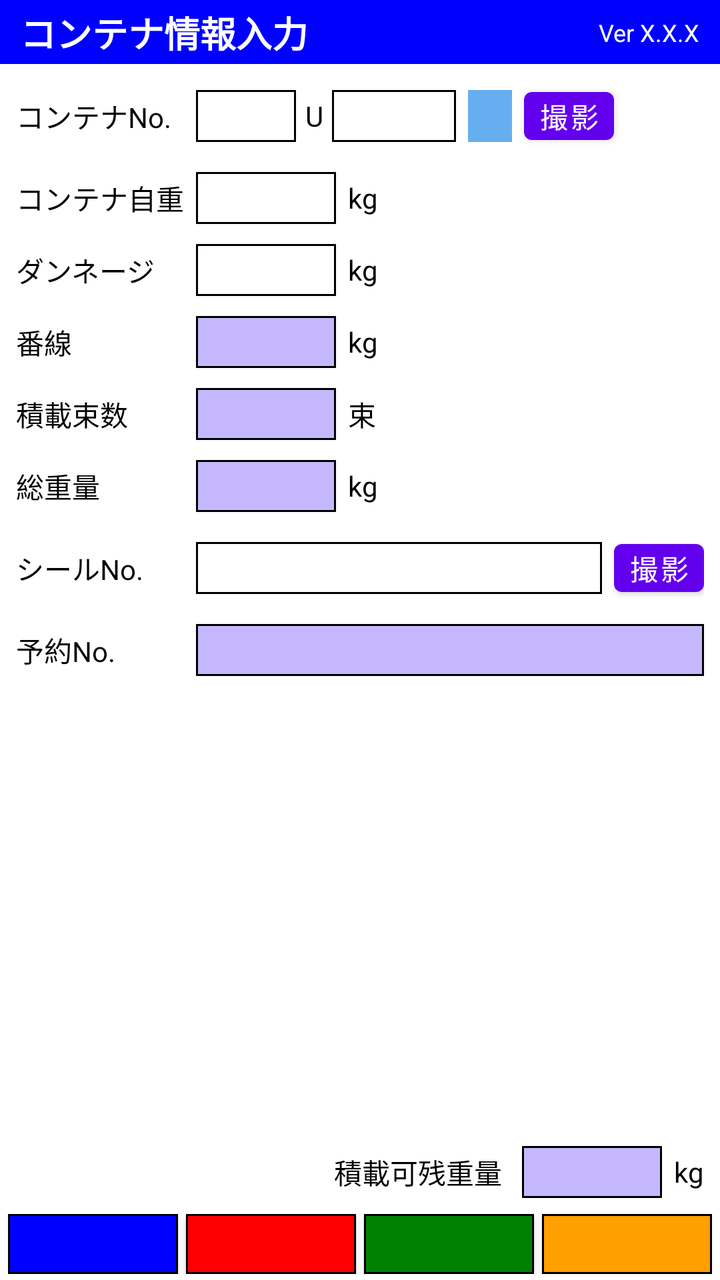
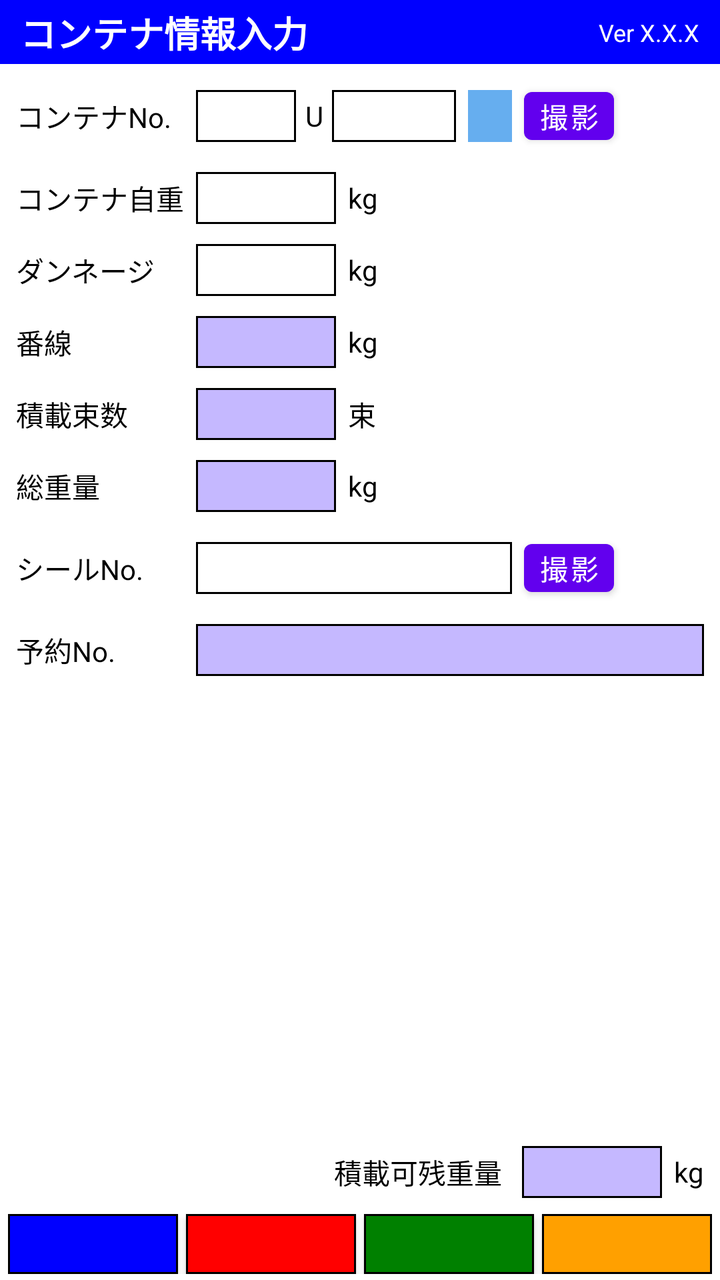

Before-and-after screenshots of an Android layout around one commit, followed by the original layout XML and the change that was made.
<!-- AndroidManifest.xml: activity theme Theme.MyApplication.NoActionBar -->
<!-- res/layout/activity_container_input.xml -->
<?xml version="1.0" encoding="utf-8"?>
<androidx.constraintlayout.widget.ConstraintLayout xmlns:android="http://schemas.android.com/apk/res/android"
    xmlns:app="http://schemas.android.com/apk/res-auto"
    android:layout_width="match_parent"
    android:layout_height="match_parent"
    android:background="#FFFFFF">

    
    <androidx.constraintlayout.widget.ConstraintLayout
        android:id="@+id/topBar"
        android:layout_width="0dp"
        android:layout_height="32dp"
        android:background="#0000FF"
        app:layout_constraintTop_toTopOf="parent"
        app:layout_constraintStart_toStartOf="parent"
        app:layout_constraintEnd_toEndOf="parent">

        
        <TextView
            android:id="@+id/tvTitle"
            android:layout_width="wrap_content"
            android:layout_height="wrap_content"
            android:layout_marginStart="10dp"
            android:text="コンテナ情報入力"
            android:textColor="#FFFFFF"
            android:textSize="18sp"
            android:textStyle="bold"
            app:layout_constraintStart_toStartOf="parent"
            app:layout_constraintTop_toTopOf="parent"
            app:layout_constraintBottom_toBottomOf="parent" />

        
        <TextView
            android:id="@+id/tvVersion"
            android:layout_width="wrap_content"
            android:layout_height="wrap_content"
            android:layout_marginEnd="10dp"
            android:text="Ver X.X.X"
            android:textColor="#FFFFFF"
            android:textSize="12sp"
            app:layout_constraintEnd_toEndOf="parent"
            app:layout_constraintTop_toTopOf="parent"
            app:layout_constraintBottom_toBottomOf="parent" />
    </androidx.constraintlayout.widget.ConstraintLayout>

    
    <androidx.constraintlayout.widget.ConstraintLayout
        android:id="@+id/layoutMain"
        android:layout_width="0dp"
        android:layout_height="0dp"
        android:padding="8dp"
        app:layout_constraintTop_toBottomOf="@id/topBar"
        app:layout_constraintBottom_toTopOf="@id/includeBottomButtons"
        app:layout_constraintStart_toStartOf="parent"
        app:layout_constraintEnd_toEndOf="parent">

        
        <LinearLayout
            android:id="@+id/rowContainerNo"
            android:layout_width="0dp"
            android:layout_height="wrap_content"
            android:orientation="horizontal"
            android:gravity="center_vertical"
            app:layout_constraintTop_toTopOf="parent"
            app:layout_constraintStart_toStartOf="parent"
            app:layout_constraintEnd_toEndOf="parent">

            <TextView
                android:id="@+id/tvLabelContainerNo"
                android:layout_width="90dp"
                android:layout_height="wrap_content"
                android:text="コンテナNo."
                android:textColor="#000000"
                android:textSize="14sp" />

            
            <EditText
                android:id="@+id/etContainerNo1"
                android:layout_width="50dp"
                android:layout_height="26dp"
                android:background="@drawable/bg_text_input"
                android:gravity="start|center_vertical"
                android:inputType="textCapCharacters"
                android:maxLength="3"
                android:textSize="14sp"
                android:padding="4dp"
                android:text="" />

            
            <TextView
                android:layout_width="18dp"
                android:layout_height="wrap_content"
                android:gravity="center"
                android:text="U"
                android:textColor="#000000"
                android:textSize="14sp"
                android:layout_marginStart="0dp"
                android:layout_marginEnd="0dp" />

            
            <EditText
                android:id="@+id/etContainerNo2"
                android:layout_width="62dp"
                android:layout_height="26dp"
                android:layout_weight="0"
                android:background="@drawable/bg_text_input"
                android:gravity="start|center_vertical"
                android:inputType="number"
                android:maxLength="6"
                android:textSize="14sp"
                android:paddingStart="4dp"
                android:paddingEnd="4dp"
                android:text="" />

            
            <TextView
                android:id="@+id/tvCheckDigit"
                android:layout_width="22dp"
                android:layout_height="26dp"
                android:layout_marginStart="6dp"
                android:background="#66AEEF"
                android:gravity="center"
                android:textColor="#000000"
                android:textSize="14sp" />

            
            <Button
                android:id="@+id/btnPhotoContainerNo"
                android:layout_width="45dp"
                android:layout_height="36dp"
                android:focusable="false"
                android:focusableInTouchMode="false"
                android:text="撮影"
                android:layout_marginStart="6dp"
                android:textSize="14sp"
                android:gravity="center"
                android:padding="0dp" />
        </LinearLayout>

        
        <LinearLayout
            android:id="@+id/rowContainerWeight"
            android:layout_width="0dp"
            android:layout_height="wrap_content"
            android:layout_marginTop="10dp"
            android:orientation="horizontal"
            android:gravity="center_vertical"
            app:layout_constraintTop_toBottomOf="@id/rowContainerNo"
            app:layout_constraintStart_toStartOf="parent"
            app:layout_constraintEnd_toEndOf="parent">

            <TextView
                android:layout_width="90dp"
                android:layout_height="wrap_content"
                android:text="コンテナ自重"
                android:textColor="#000000"
                android:textSize="14sp" />

            <EditText
                android:id="@+id/etContainerKg"
                android:layout_width="70dp"
                android:layout_height="26dp"
                android:background="@drawable/bg_text_input"
                android:gravity="end|center_vertical"
                android:inputType="number"
                android:maxLength="4"
                android:paddingEnd="8dp"
                android:textSize="14sp" />

            <TextView
                android:layout_width="wrap_content"
                android:layout_height="wrap_content"
                android:layout_marginStart="6dp"
                android:text="kg"
                android:textColor="#000000"
                android:textSize="14sp" />
        </LinearLayout>

        
        <LinearLayout
            android:id="@+id/rowDunnage"
            android:layout_width="0dp"
            android:layout_height="wrap_content"
            android:layout_marginTop="10dp"
            android:orientation="horizontal"
            android:gravity="center_vertical"
            app:layout_constraintTop_toBottomOf="@id/rowContainerWeight"
            app:layout_constraintStart_toStartOf="parent"
            app:layout_constraintEnd_toEndOf="parent">

            <TextView
                android:layout_width="90dp"
                android:layout_height="wrap_content"
                android:text="ダンネージ"
                android:textColor="#000000"
                android:textSize="14sp" />

            <EditText
                android:id="@+id/etDunnageKg"
                android:layout_width="70dp"
                android:layout_height="26dp"
                android:background="@drawable/bg_text_input"
                android:gravity="end|center_vertical"
                android:inputType="number"
                android:maxLength="3"
                android:paddingEnd="8dp"
                android:textSize="14sp" />

            <TextView
                android:layout_width="wrap_content"
                android:layout_height="wrap_content"
                android:layout_marginStart="6dp"
                android:text="kg"
                android:textColor="#000000"
                android:textSize="14sp" />
        </LinearLayout>

        
        <LinearLayout
            android:id="@+id/rowBansen"
            android:layout_width="0dp"
            android:layout_height="wrap_content"
            android:layout_marginTop="10dp"
            android:orientation="horizontal"
            android:gravity="center_vertical"
            app:layout_constraintTop_toBottomOf="@id/rowDunnage"
            app:layout_constraintStart_toStartOf="parent"
            app:layout_constraintEnd_toEndOf="parent">

            <TextView
                android:layout_width="90dp"
                android:layout_height="wrap_content"
                android:text="番線"
                android:textColor="#000000"
                android:textSize="14sp" />

            <TextView
                android:id="@+id/tvBansenKg"
                android:layout_width="70dp"
                android:layout_height="26dp"
                android:background="@drawable/bg_text_readonly"
                android:gravity="end|center_vertical"
                android:paddingEnd="8dp"
                android:textColor="#000000"
                android:textSize="14sp" />

            <TextView
                android:layout_width="wrap_content"
                android:layout_height="wrap_content"
                android:layout_marginStart="6dp"
                android:text="kg"
                android:textColor="#000000"
                android:textSize="14sp" />
        </LinearLayout>

        
        <LinearLayout
            android:id="@+id/rowBundleCount"
            android:layout_width="0dp"
            android:layout_height="wrap_content"
            android:layout_marginTop="10dp"
            android:orientation="horizontal"
            android:gravity="center_vertical"
            app:layout_constraintTop_toBottomOf="@id/rowBansen"
            app:layout_constraintStart_toStartOf="parent"
            app:layout_constraintEnd_toEndOf="parent">

            <TextView
                android:layout_width="90dp"
                android:layout_height="wrap_content"
                android:text="積載束数"
                android:textColor="#000000"
                android:textSize="14sp" />

            <TextView
                android:id="@+id/tvSekisaiBundleCount"
                android:layout_width="70dp"
                android:layout_height="26dp"
                android:background="@drawable/bg_text_readonly"
                android:gravity="end|center_vertical"
                android:paddingEnd="8dp"
                android:textColor="#000000"
                android:textSize="14sp" />

            <TextView
                android:layout_width="wrap_content"
                android:layout_height="wrap_content"
                android:layout_marginStart="6dp"
                android:text="束"
                android:textColor="#000000"
                android:textSize="14sp" />
        </LinearLayout>

        
        <LinearLayout
            android:id="@+id/rowTotalWeight"
            android:layout_width="0dp"
            android:layout_height="wrap_content"
            android:layout_marginTop="10dp"
            android:orientation="horizontal"
            android:gravity="center_vertical"
            app:layout_constraintTop_toBottomOf="@id/rowBundleCount"
            app:layout_constraintStart_toStartOf="parent"
            app:layout_constraintEnd_toEndOf="parent">

            <TextView
                android:layout_width="90dp"
                android:layout_height="wrap_content"
                android:text="総重量"
                android:textColor="#000000"
                android:textSize="14sp" />

            <TextView
                android:id="@+id/tvTotalKg"
                android:layout_width="70dp"
                android:layout_height="26dp"
                android:background="@drawable/bg_text_readonly"
                android:gravity="end|center_vertical"
                android:paddingEnd="8dp"
                android:textColor="#000000"
                android:textSize="14sp" />

            <TextView
                android:layout_width="wrap_content"
                android:layout_height="wrap_content"
                android:layout_marginStart="6dp"
                android:text="kg"
                android:textColor="#000000"
                android:textSize="14sp" />
        </LinearLayout>

        
        <LinearLayout
            android:id="@+id/rowSealNo"
            android:layout_width="0dp"
            android:layout_height="wrap_content"
            android:layout_marginTop="10dp"
            android:orientation="horizontal"
            android:gravity="center_vertical"
            app:layout_constraintTop_toBottomOf="@id/rowTotalWeight"
            app:layout_constraintStart_toStartOf="parent"
            app:layout_constraintEnd_toEndOf="parent">

            <TextView
                android:layout_width="90dp"
                android:layout_height="wrap_content"
                android:text="シールNo."
                android:textColor="#000000"
                android:textSize="14sp" />

            <EditText
                android:id="@+id/etSealNo"
                android:layout_width="0dp"
                android:layout_height="26dp"
                android:layout_weight="1"
                android:background="@drawable/bg_text_input"
                android:gravity="center_vertical"
                android:inputType="text"
                android:maxLength="12"
                android:paddingStart="6dp"
                android:paddingEnd="6dp"
                android:textSize="14sp"
                android:text="" />

            <Button
                android:id="@+id/btnPhotoSealNo"
                android:layout_width="45dp"
                android:layout_height="36dp"
                android:focusable="false"
                android:focusableInTouchMode="false"
                android:text="撮影"
                android:layout_marginStart="6dp"
                android:textSize="14sp"
                android:gravity="center"
                android:padding="0dp" />
        </LinearLayout>

        
        <LinearLayout
            android:id="@+id/rowYoyakuNo"
            android:layout_width="0dp"
            android:layout_height="wrap_content"
            android:layout_marginTop="10dp"
            android:orientation="horizontal"
            android:gravity="center_vertical"
            app:layout_constraintTop_toBottomOf="@id/rowSealNo"
            app:layout_constraintStart_toStartOf="parent"
            app:layout_constraintEnd_toEndOf="parent">

            <TextView
                android:layout_width="90dp"
                android:layout_height="wrap_content"
                android:text="予約No."
                android:textColor="#000000"
                android:textSize="14sp" />

            <EditText
                android:id="@+id/etYoyakuNo"
                android:layout_width="0dp"
                android:layout_height="26dp"
                android:layout_weight="1"
                android:background="@drawable/bg_text_readonly"
                android:gravity="center_vertical"
                android:inputType="text"
                android:paddingStart="6dp"
                android:paddingEnd="6dp"
                android:textSize="14sp"
                android:text="" />
        </LinearLayout>

        
        <LinearLayout
            android:id="@+id/rowPhotos"
            android:layout_width="0dp"
            android:layout_height="wrap_content"
            android:layout_marginTop="8dp"
            android:orientation="horizontal"
            android:gravity="center_vertical"
            app:layout_constraintTop_toBottomOf="@id/rowYoyakuNo"
            app:layout_constraintStart_toStartOf="parent"
            app:layout_constraintEnd_toEndOf="parent">

            
            <View
                android:layout_width="90dp"
                android:layout_height="1dp" />

            
            <ImageView
                android:id="@+id/ivPhotoContainer"
                android:layout_width="0dp"
                android:layout_height="90dp"
                android:layout_weight="1"
                android:scaleType="centerCrop"
                android:contentDescription="container photo" />

            
            <View
                android:layout_width="10dp"
                android:layout_height="1dp" />

            
            <ImageView
                android:id="@+id/ivPhotoSeal"
                android:layout_width="0dp"
                android:layout_height="90dp"
                android:layout_weight="1"
                android:scaleType="centerCrop"
                android:contentDescription="seal photo" />
        </LinearLayout>

        
        <LinearLayout
            android:id="@+id/rowRemain"
            android:layout_width="0dp"
            android:layout_height="wrap_content"
            android:orientation="horizontal"
            android:gravity="center_vertical"
            app:layout_constraintBottom_toBottomOf="parent"
            app:layout_constraintStart_toStartOf="parent"
            app:layout_constraintEnd_toEndOf="parent">

            <TextView
                android:layout_width="0dp"
                android:layout_height="wrap_content"
                android:layout_weight="1"
                android:text="積載可残重量"
                android:textColor="#000000"
                android:textSize="14sp"
                android:gravity="end"
                android:paddingEnd="10dp" />

            <TextView
                android:id="@+id/tvRemainKg"
                android:layout_width="70dp"
                android:layout_height="26dp"
                android:background="@drawable/bg_text_readonly"
                android:gravity="end|center_vertical"
                android:paddingEnd="8dp"
                android:textColor="#000000"
                android:textSize="14sp" />

            <TextView
                android:layout_width="wrap_content"
                android:layout_height="wrap_content"
                android:layout_marginStart="6dp"
                android:text="kg"
                android:textColor="#000000"
                android:textSize="14sp" />
        </LinearLayout>

    </androidx.constraintlayout.widget.ConstraintLayout>

    
    <include
        android:id="@+id/includeBottomButtons"
        layout="@layout/view_buttons"
        android:layout_width="0dp"
        android:layout_height="30dp"
        android:layout_marginBottom="3dp"
        app:layout_constraintStart_toStartOf="parent"
        app:layout_constraintEnd_toEndOf="parent"
        app:layout_constraintBottom_toBottomOf="parent" />

</androidx.constraintlayout.widget.ConstraintLayout>
<!-- res/layout/view_buttons.xml (included above) -->
<?xml version="1.0" encoding="utf-8"?>
<LinearLayout xmlns:android="http://schemas.android.com/apk/res/android"
    xmlns:app="http://schemas.android.com/apk/res-auto"
    android:layout_width="match_parent"
    android:layout_height="30dp"
    android:orientation="horizontal"
    android:paddingLeft="4dp"
    android:paddingRight="4dp"
    android:paddingTop="0dp"
    android:paddingBottom="0dp">

    
    <com.google.android.material.button.MaterialButton
        android:id="@+id/btnBottomBlue"
        android:layout_width="0dp"
        android:layout_height="match_parent"
        android:layout_weight="1"
        android:layout_marginEnd="4dp"
        android:text=""
        android:textColor="#FFFFFF"
        style="@style/AppButton.BlackStroke"
        android:textSize="16sp"
        android:gravity="center"
        android:singleLine="true"
        android:ellipsize="end"
        android:padding="0dp"
        android:minHeight="0dp"
        android:insetTop="0dp"
        android:insetBottom="0dp"
        app:backgroundTint="#0000FF"
        app:cornerRadius="0dp" />

    
    <com.google.android.material.button.MaterialButton
        android:id="@+id/btnBottomRed"
        android:layout_width="0dp"
        android:layout_height="match_parent"
        android:layout_weight="1"
        android:layout_marginEnd="4dp"
        android:text=""
        android:textColor="#FFFFFF"
        style="@style/AppButton.BlackStroke"
        android:textSize="16sp"
        android:gravity="center"
        android:singleLine="true"
        android:ellipsize="end"
        android:padding="0dp"
        android:minHeight="0dp"
        android:insetTop="0dp"
        android:insetBottom="0dp"
        app:backgroundTint="#FF0000"
        app:cornerRadius="0dp" />

    
    <com.google.android.material.button.MaterialButton
        android:id="@+id/btnBottomGreen"
        android:layout_width="0dp"
        android:layout_height="match_parent"
        android:layout_weight="1"
        android:layout_marginEnd="4dp"
        android:text=""
        android:textColor="#FFFFFF"
        style="@style/AppButton.BlackStroke"
        android:textSize="16sp"
        android:gravity="center"
        android:singleLine="true"
        android:ellipsize="end"
        android:padding="0dp"
        android:minHeight="0dp"
        android:insetTop="0dp"
        android:insetBottom="0dp"
        app:backgroundTint="#008000"
        app:cornerRadius="0dp" />

    
    <com.google.android.material.button.MaterialButton
        android:id="@+id/btnBottomYellow"
        android:layout_width="0dp"
        android:layout_height="match_parent"
        android:layout_weight="1"
        android:text=""
        android:textColor="#FFFFFF"
        style="@style/AppButton.BlackStroke"
        android:textSize="16sp"
        android:gravity="center"
        android:singleLine="true"
        android:ellipsize="end"
        android:padding="0dp"
        android:minHeight="0dp"
        android:insetTop="0dp"
        android:insetBottom="0dp"
        app:backgroundTint="#FFA000"
        app:cornerRadius="0dp" />

</LinearLayout>
<!-- resources referenced by this layout -->
<resources>
  <!-- drawable bg_text_input (drawable) -->
  <?xml version="1.0" encoding="utf-8"?>
  <shape xmlns:android="http://schemas.android.com/apk/res/android"
      android:shape="rectangle">
  
      
      <solid android:color="#FFFFFF" />
  
      
      <stroke
          android:width="1dp"
          android:color="#000000" />
  
      
      <corners android:radius="0dp" />
  
  </shape>
  <!-- drawable bg_text_readonly (drawable) -->
  <?xml version="1.0" encoding="utf-8"?>
  <shape xmlns:android="http://schemas.android.com/apk/res/android"
      android:shape="rectangle">
  
      
      <solid android:color="@color/menu_button_bg" />
  
      
      <stroke
          android:width="1dp"
          android:color="#000000" />
  
      
      <corners android:radius="0dp" />
  
  </shape>
  <style name="AppButton.BlackStroke" parent="Widget.MaterialComponents.Button">
          <item name="strokeWidth">1dp</item>
          <item name="strokeColor">#000000</item>
          <item name="cornerRadius">0dp</item>
      </style>
  <style name="Theme.MyApplication.NoActionBar" parent="Theme.MyApplication">
          <item name="windowActionBar">false</item>
          <item name="windowNoTitle">true</item>
      </style>
  <color name="menu_button_bg">#C5B8FF</color>
  <style name="Theme.MyApplication" parent="Theme.MaterialComponents.DayNight.DarkActionBar">
  
          
          <item name="colorPrimary">@color/purple_500</item>
          <item name="colorPrimaryVariant">@color/purple_700</item>
          <item name="colorOnPrimary">@color/white</item>
  
          
          <item name="colorSecondary">@color/teal_200</item>
          <item name="colorSecondaryVariant">@color/teal_700</item>
          <item name="colorOnSecondary">@color/black</item>
  
          
          <item name="android:statusBarColor">@android:color/black</item>
  
          
  
      </style>
  <color name="purple_500">#FF6200EE</color>
  <color name="purple_700">#FF3700B3</color>
  <color name="white">#FFFFFFFF</color>
  <color name="teal_200">#FF03DAC5</color>
  <color name="teal_700">#FF018786</color>
  <color name="black">#FF000000</color>
</resources>

<!-- the commit's change to res/layout/activity_container_input.xml (unified diff, before → after) -->
@@ -350,9 +350,9 @@
 
             <EditText
                 android:id="@+id/etSealNo"
-                android:layout_width="0dp"
-                android:layout_height="26dp"
-                android:layout_weight="1"
+                android:layout_width="158dp"
+                android:layout_height="26dp"
+                android:layout_weight="0"
                 android:background="@drawable/bg_text_input"
                 android:gravity="center_vertical"
                 android:inputType="text"
